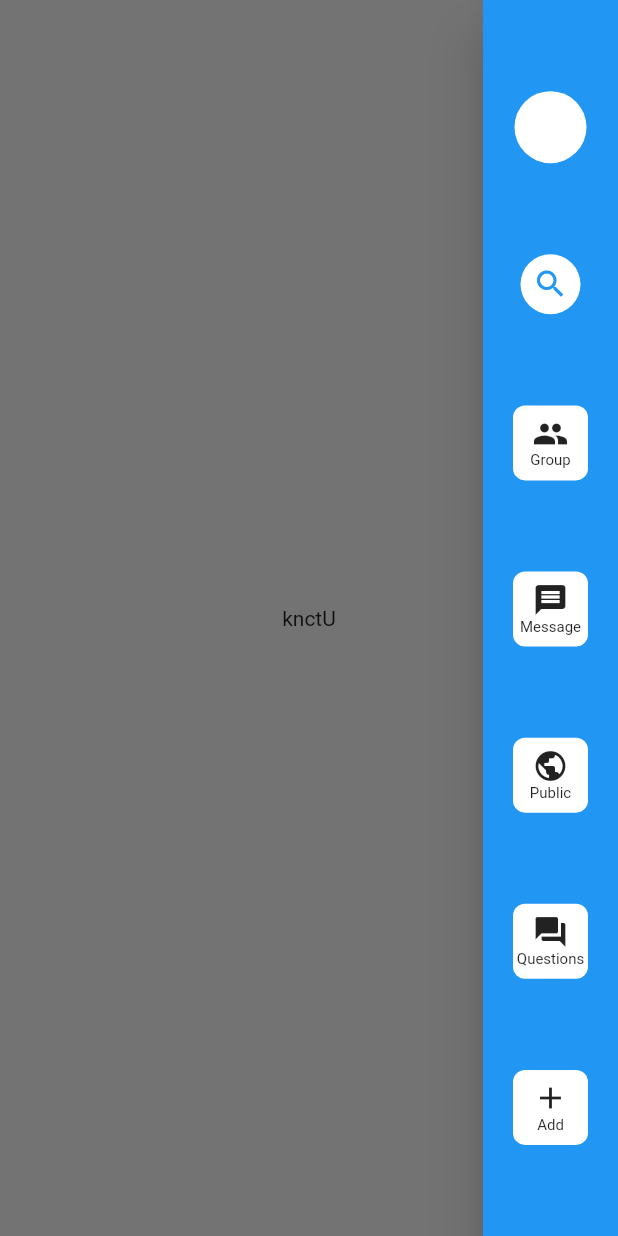
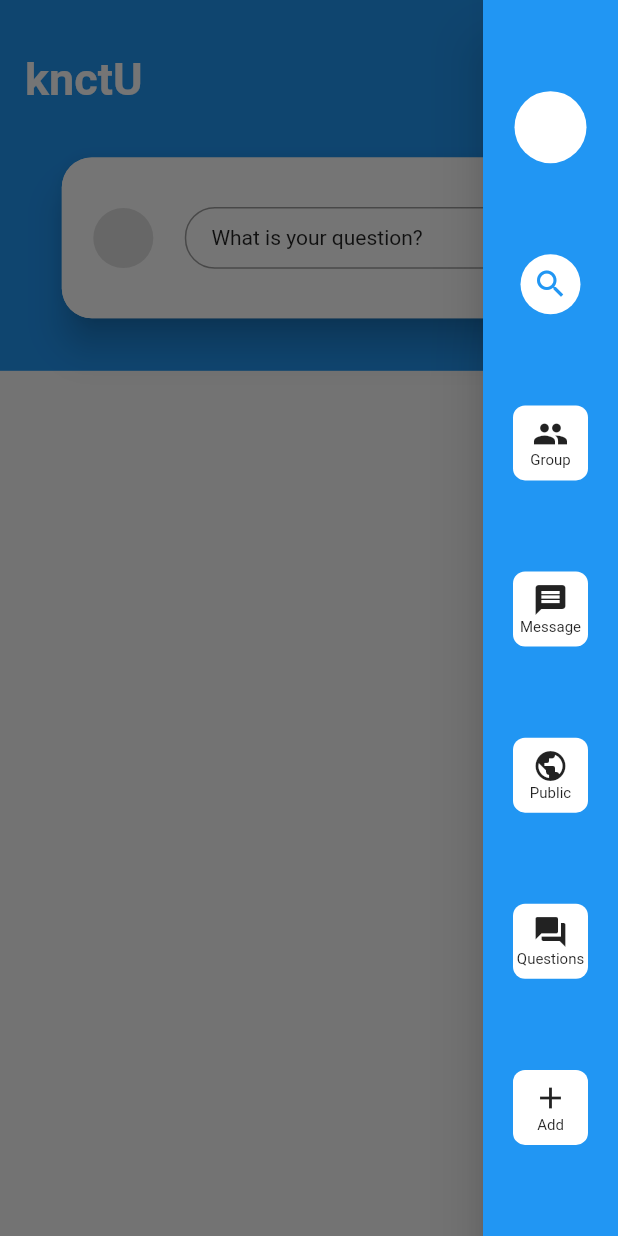
Before and after one commit to ChHannan/knctu, a Flutter app: the screen it shows after launch, with the side drawer open, on a phone screen of 412 x 824 dp. Run offline on Flutter 3.47's test engine with Material 2 defaults, Android fonts, the phone set to English and light mode, and no system bars.

Commit message:
Set up add question

```diff
--- a/lib/main.dart
+++ b/lib/main.dart
@@ -1,7 +1,8 @@
 import 'package:flutter/material.dart';
 import 'package:flutter/services.dart';
 
-import 'Widgets/custom_drawer.dart';
+import 'package:knctu/widgets/custom_drawer.dart';
+import 'package:knctu/widgets/add_question.dart';
 
 void main() => runApp(MyApp());
 
@@ -13,8 +14,10 @@ class MyApp extends StatelessWidget {
       debugShowCheckedModeBanner: false,
       home: Scaffold(
         endDrawer: CustomDrawer(),
-        body: Center(
-          child: Text('knctU'),
+        body: Column(
+          children: <Widget>[
+           AddQuestion(),
+          ],
         ),
       ),
     );
--- /dev/null
+++ b/lib/widgets/add_question.dart
@@ -0,0 +1,128 @@
+import 'package:flutter/material.dart';
+
+class AddQuestion extends StatelessWidget {
+  @override
+  Widget build(BuildContext context) {
+    final width = MediaQuery
+        .of(context)
+        .size
+        .width;
+    final height = MediaQuery
+        .of(context)
+        .size
+        .height;
+    return Container(
+      height: MediaQuery
+          .of(context)
+          .size
+          .height * 0.3,
+      width: width,
+      color: Colors.blue,
+      child: Column(
+        mainAxisAlignment: MainAxisAlignment.spaceEvenly,
+        children: <Widget>[
+          Align(
+            alignment: Alignment(-0.9, 0),
+            child: Text('knctU', style: TextStyle(
+                color: Colors.white,
+                fontWeight: FontWeight.bold,
+                fontSize: 30
+            ),),
+          ),
+          Material(
+            elevation: 10,
+            borderRadius: BorderRadius.circular(20.0),
+            child: Container(
+              decoration: BoxDecoration(
+                color: Colors.white,
+                borderRadius: BorderRadius.circular(20.0),
+              ),
+              width: width * 0.8,
+              height: height * 0.13,
+              child: Row(
+                mainAxisAlignment: MainAxisAlignment.spaceEvenly,
+                children: <Widget>[
+                  CircleAvatar(
+                    backgroundColor: Colors.black12,
+                  ),
+                  GestureDetector(
+                      onTap: () => Navigator.of(context).push(_createRoute()),
+                      child: Container(
+                          width: width * 0.55,
+                          height: height * 0.05,
+                          decoration: BoxDecoration(
+                              borderRadius: BorderRadius.circular(20),
+                              border: Border.all(color: Colors.black38)
+                          ),
+                          child: Align(
+                            alignment: Alignment(-0.6, 0),
+                            child: Text('What is your question?'),
+                          )
+                      ))
+                ],
+              ),
+            ),
+          ),
+        ],
+      ),
+    );
+  }
+}
+
+Route _createRoute() {
+  return PageRouteBuilder(
+      pageBuilder: (context, animation, secondaryAnimation) =>
+          AddQuestionScreen(),
+      transitionsBuilder: (context, animation, secondaryAnimation, child) {
+        var begin = Offset(0.0, 1.0);
+        var end = Offset.zero;
+        var tween = Tween(begin: begin, end: end).chain(CurveTween(curve: Curves.ease));
+        var offsetAnimation = animation.drive(tween);
+        return SlideTransition(
+          position: offsetAnimation,
+          child: child,
+        );
+      }
+  );
+}
+
+class AddQuestionScreen extends StatelessWidget {
+  @override
+  Widget build(BuildContext context) {
+    return Scaffold(
+      appBar: AppBar(
+        title: Text('Post Question'),
+      ),
+      body: Column(
+        mainAxisAlignment: MainAxisAlignment.start,
+        children: <Widget>[
+           Container(
+             height: 300,
+             child: Padding(
+               padding: EdgeInsets.all(10),
+               child: TextField(
+                 maxLines: 5,
+                 style: TextStyle(
+                   fontSize: 30
+                 ),
+                 decoration: InputDecoration(
+                   border: InputBorder.none,
+                   hintText: 'What\'s on your mind?',
+                   hintStyle: TextStyle(
+                     fontSize: 30,
+                     color: Colors.black38
+                   )
+                 ),
+               ),
+             ),
+           ),
+          Expanded(
+            child: Container(
+              color: Colors.black38,
+            ),
+          )
+        ],
+      ),
+    );
+  }
+}
--- a/pubspec.yaml
+++ b/pubspec.yaml
@@ -14,7 +14,7 @@ description: Connecting mentors with students.
 version: 1.0.0+1
 
 environment:
-  sdk: ">=2.1.0 <3.0.0"
+  sdk: ">=2.2.0 <3.0.0"
 
 dependencies:
   flutter:
```
Also changed, not shown: lib/widgets/custom_drawer.dart (renamed from lib/Widgets/custom_drawer.dart), lib/widgets/drawer_action.dart (renamed from lib/Widgets/drawer_action.dart).
